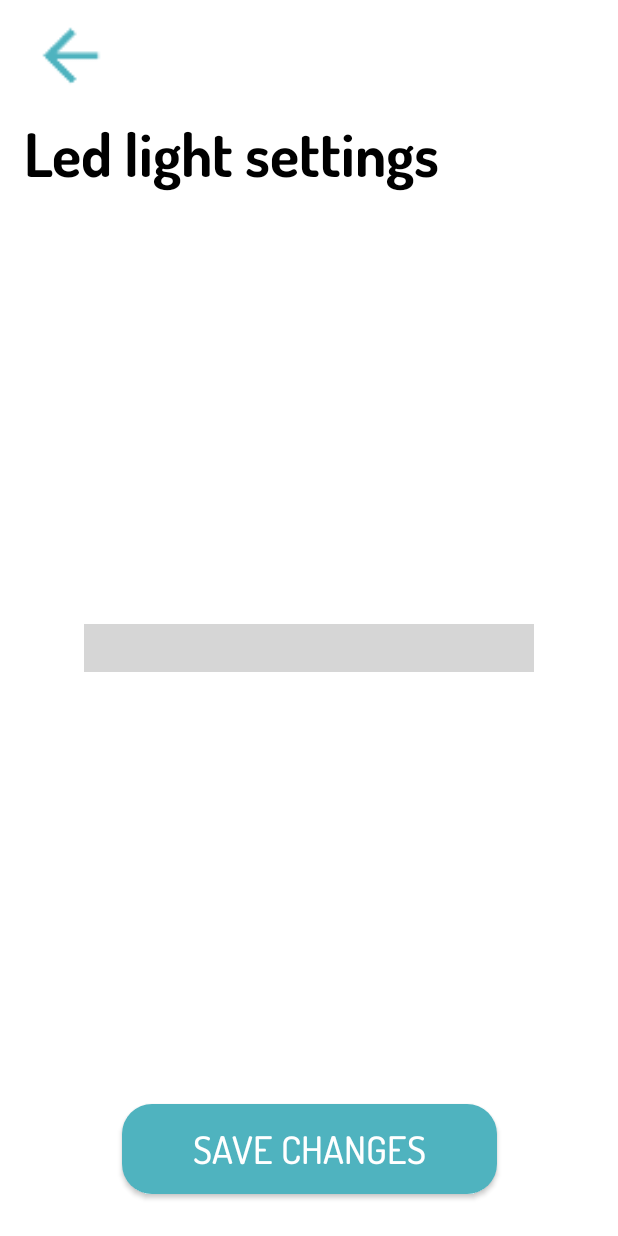
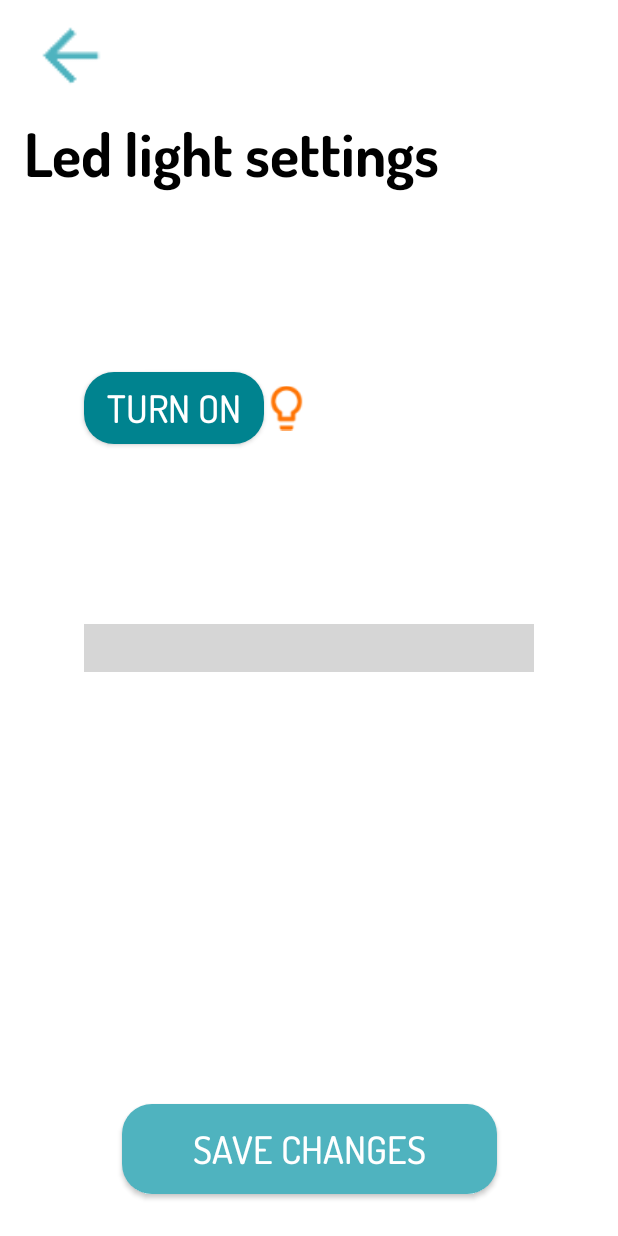
Before and after one commit to FosztoAbel/SmartHome, an Android app: the layout fragment_led_light_settings.xml on its own in the app's theme, with its tools: preview values and no code run, on a phone screen of 412 x 824 dp. Run offline under Robolectric (Android 15) with nearby library versions, the phone set to English and light mode, and no system bars; plain views replace GridColorPicker; grey boxes are pictures that could not be loaded.

Commit message:
API turnOn and turnOff working

```diff
--- a/app/build.gradle
+++ b/app/build.gradle
@@ -75,4 +75,7 @@ dependencies {
     implementation "com.squareup.retrofit2:retrofit:$retrofit_version"
     implementation "com.squareup.retrofit2:converter-gson:$retrofit_version"
 
+    //custom switch
+    implementation 'com.github.angads25:toggle:1.1.0'
+
 }
--- a/app/src/main/res/layout/fragment_led_light_settings.xml
+++ b/app/src/main/res/layout/fragment_led_light_settings.xml
@@ -18,13 +18,35 @@
         android:id="@+id/lightSettingsTV"
         android:layout_width="wrap_content"
         android:layout_height="wrap_content"
+        android:layout_marginStart="16dp"
         android:fontFamily="@font/dosis_bold"
         android:text="@string/led_light_settings"
         android:textColor="#000000"
         android:textSize="40sp"
-        android:layout_marginStart="16dp"
         app:layout_constraintStart_toStartOf="parent"
         app:layout_constraintTop_toBottomOf="@+id/arrowImage" />
+
+    <androidx.appcompat.widget.AppCompatButton
+        android:id="@+id/buttonTurnOnOffDevice"
+        android:layout_width="120dp"
+        android:layout_height="wrap_content"
+        android:background="@drawable/custom_login_button"
+        android:fontFamily="@font/dosis_medium"
+        android:text="@string/state_on"
+        android:textColor="#FFFFFF"
+        android:textSize="25sp"
+        app:layout_constraintBottom_toTopOf="@+id/colorPicker"
+        app:layout_constraintStart_toStartOf="@+id/colorPicker"
+        app:layout_constraintTop_toBottomOf="@+id/lightSettingsTV" />
+
+    <ImageView
+        android:id="@+id/lightStateImage"
+        android:layout_width="30dp"
+        android:layout_height="0dp"
+        android:src="@drawable/ic_lightbulb_off_orange"
+        app:layout_constraintBottom_toTopOf="@+id/colorPicker"
+        app:layout_constraintStart_toEndOf="@+id/buttonTurnOnOffDevice"
+        app:layout_constraintTop_toBottomOf="@+id/lightSettingsTV" />
 
     <com.panshen.gridcolorpicker.GridColorPicker
         android:id="@+id/colorPicker"
--- a/app/src/main/res/values/strings.xml
+++ b/app/src/main/res/values/strings.xml
@@ -87,5 +87,6 @@
     <string name="delete">Delete</string>
     <string name="delete_item">Delete item</string>
     <string name="home">Home</string>
+    <string name="state_on">Turn On</string>
 
 </resources>
```
Also changed, not shown: app/src/main/java/hu/bme/aut/android/smarthome/devicesPage/fragment/LedLightSettingsFragment.kt (+47 -15 lines), app/src/main/res/drawable-hdpi/ic_lightbulb_off_orange.png (added), app/src/main/res/drawable-hdpi/ic_lightbulb_orange.png (added), app/src/main/res/drawable-mdpi/ic_lightbulb_off_orange.png (added), app/src/main/res/drawable-mdpi/ic_lightbulb_orange.png (added), app/src/main/res/drawable-xhdpi/ic_lightbulb_off_orange.png (added), app/src/main/res/drawable-xhdpi/ic_lightbulb_orange.png (added), app/src/main/res/drawable-xxhdpi/ic_lightbulb_off_orange.png (added), app/src/main/res/drawable-xxhdpi/ic_lightbulb_orange.png (added), app/src/main/res/drawable-xxxhdpi/ic_lightbulb_off_orange.png (added), app/src/main/res/drawable-xxxhdpi/ic_lightbulb_orange.png (added).
